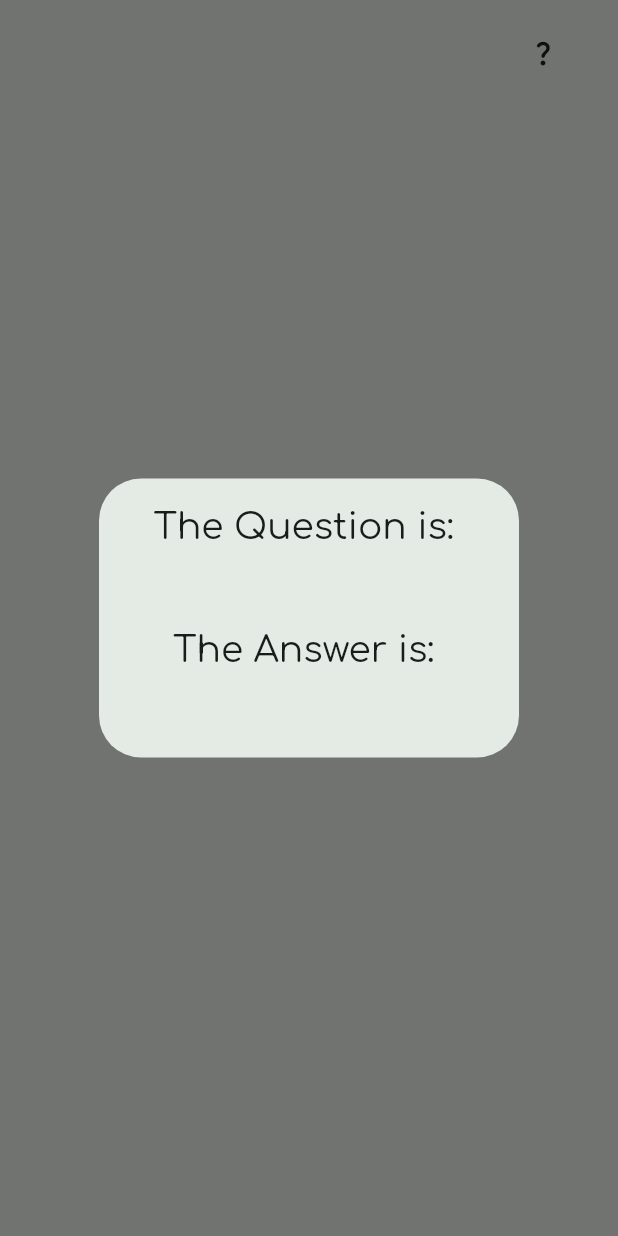
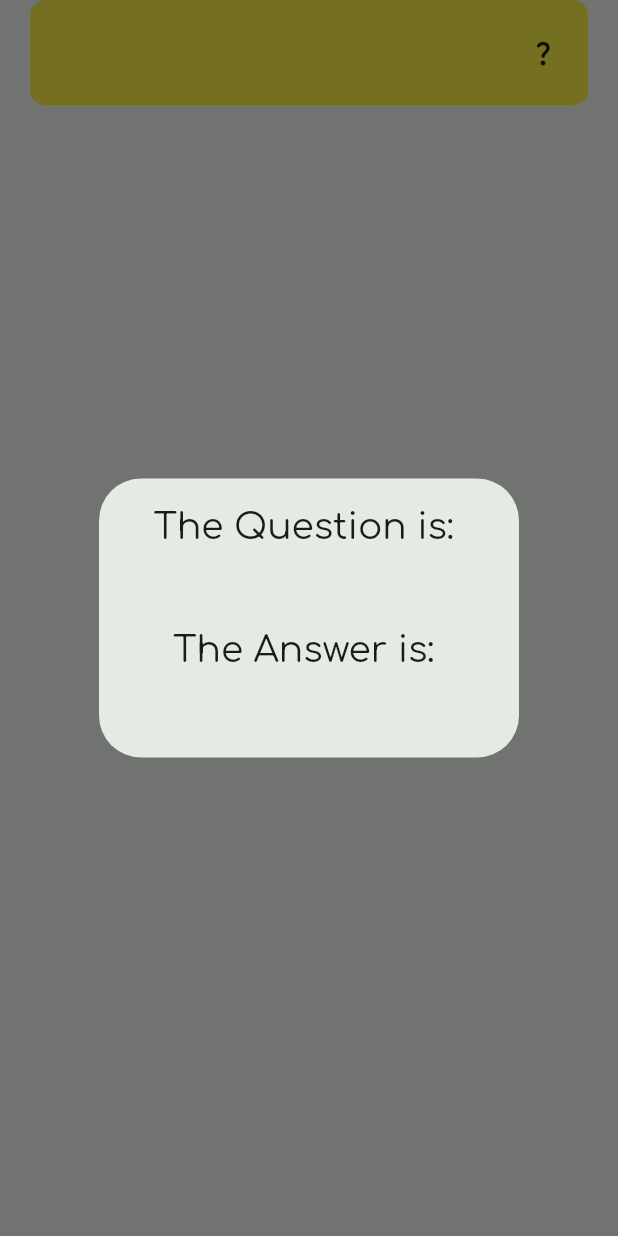
Before and after one commit to taaaf11/flashcards-flutter, a Flutter app: the FlashCardWidget widget shown alone on an empty page, opened directly with empty values, after a tap on the "question mark" icon, on a phone screen of 412 x 824 dp. Run offline on Flutter 3.47's test engine with Material 3 defaults, Android fonts, the phone set to English and light mode, and no system bars; our stand-ins replace hive, hive_flutter; accounts and stored records are empty.

Commit message:
add card type to flashcard model

```diff
--- a/lib/components/add_flashcard_dialog.dart
+++ b/lib/components/add_flashcard_dialog.dart
@@ -1,10 +1,9 @@
 import 'package:flashcards/notifiers/flashcards_notifier.dart';
+import 'package:flashcards/types.dart';
 import 'package:flashcards/validations.dart';
 import 'package:flutter/material.dart';
 import 'package:flashcards/models/flashcard.dart';
 import 'package:provider/provider.dart';
-
-enum CardType { idea, qa } // TODO: Change the name of enum!!
 
 // ignore: must_be_immutable
 class AddFlashCardDialog extends StatefulWidget {
@@ -198,6 +197,7 @@ class _AddFlashCardDialogState extends State<AddFlashCardDialog> {
                 frontText: frontText,
                 backText: cardType == CardType.qa ? backText : null,
                 difficulty: cardType == CardType.qa ? _difficultyLevel : null,
+                type: cardType,
                 tags: tags,
               );
 
--- a/lib/components/flashcard_widget.dart
+++ b/lib/components/flashcard_widget.dart
@@ -1,6 +1,7 @@
 import 'package:flashcards/components/actions_dialog.dart';
 import 'package:flashcards/components/back_text_dialog.dart';
 import 'package:flashcards/constants.dart';
+import 'package:flashcards/types.dart';
 import 'package:flutter/material.dart';
 import 'package:flashcards/models/flashcard.dart';
 
@@ -13,7 +14,9 @@ class FlashCardWidget extends StatelessWidget {
   Widget build(BuildContext context) {
     return Container(
       decoration: BoxDecoration(
-        color: switch (flashCard.difficulty) {
+        color: switch (flashCard.type) {
+          CardType.idea => const Color(0xffffef00).withAlpha(180),
+          CardType.qa => switch (flashCard.difficulty) {
               1 => kPrimaryColor.withAlpha(125),
               // 2 => Colors.orange.withAlpha(125),
               2 => const Color(0xffffe5b4),
@@ -21,6 +24,7 @@ class FlashCardWidget extends StatelessWidget {
               null => const Color(0xffffef00).withAlpha(180),
               // null => Colors.yellow.withAlpha(125),
               _ => Colors.transparent,
+            },
         },
         borderRadius: BorderRadius.circular(10),
       ),
--- a/lib/main.dart
+++ b/lib/main.dart
@@ -3,6 +3,7 @@ import 'package:flashcards/components/flashcard_widget.dart';
 import 'package:flashcards/constants.dart';
 import 'package:flashcards/models/flashcard.dart';
 import 'package:flashcards/notifiers/flashcards_notifier.dart';
+import 'package:flashcards/types.dart';
 import 'package:flutter/foundation.dart';
 
 import 'package:flutter/material.dart';
@@ -70,6 +71,7 @@ class _MyHomePageState extends State<MyHomePage> {
         frontText: "Easy",
         backText: "easy",
         difficulty: 1,
+        type: CardType.qa,
         tags: [],
       ));
       flashCardsListProvider.add(FlashCard(
@@ -77,6 +79,7 @@ class _MyHomePageState extends State<MyHomePage> {
         frontText: "Medium",
         backText: "medium",
         difficulty: 2,
+        type: CardType.qa,
         tags: [],
       ));
       flashCardsListProvider.add(FlashCard(
@@ -84,6 +87,7 @@ class _MyHomePageState extends State<MyHomePage> {
         frontText: "Hard",
         backText: "hard",
         difficulty: 3,
+        type: CardType.qa,
         tags: [],
       ));
       flashCardsListProvider.add(FlashCard(
@@ -91,6 +95,7 @@ class _MyHomePageState extends State<MyHomePage> {
         frontText: "Easy (but without answer i.e. backText)",
         backText: null,
         difficulty: 1,
+        type: CardType.qa,
         tags: [],
       ));
       flashCardsListProvider.add(FlashCard(
@@ -98,6 +103,7 @@ class _MyHomePageState extends State<MyHomePage> {
         frontText: "Idea",
         backText: null,
         difficulty: null,
+        type: CardType.idea,
         tags: ['idea', 'an idea'],
       ));
       return;
--- a/lib/models/flashcard.dart
+++ b/lib/models/flashcard.dart
@@ -1,9 +1,12 @@
+import 'package:flashcards/types.dart';
+
 class FlashCard {
   FlashCard({
     required this.timeOfCreation,
     required this.frontText,
     this.backText,
     this.difficulty,
+    required this.type,
     required this.tags,
   });
 
@@ -11,6 +14,7 @@ class FlashCard {
   String frontText; // previously: question
   String? backText; // previously: answer
   double? difficulty; // null when user selects an idea
+  CardType type;
   List<String> tags;
 
   factory FlashCard.fromMap(Map<String, dynamic> map) {
@@ -19,6 +23,7 @@ class FlashCard {
       frontText: map['frontText'] as String,
       backText: map['backText'] as String?,
       difficulty: map['difficulty'] as double?,
+      type: map['type'] as CardType,
       tags: map['tags'] as List<String>,
     );
   }
@@ -28,6 +33,7 @@ class FlashCard {
         'frontText': frontText,
         'backText': backText,
         'difficulty': difficulty,
+        'type': CardType,
         'tags': tags,
       };
 
@@ -39,6 +45,7 @@ class FlashCard {
         'frontText: "$frontText", '
         'backText: ${backText == null ? null : "\"$backText\""}, '
         'difficulty: $difficulty, '
+        'type: $type, '
         'tags: $tags,'
         ')';
   }
```
Also changed, not shown: lib/components/flashcard_type.dart (added, +15 -0 lines). Lines whose indentation alone changed are shown as unchanged.
